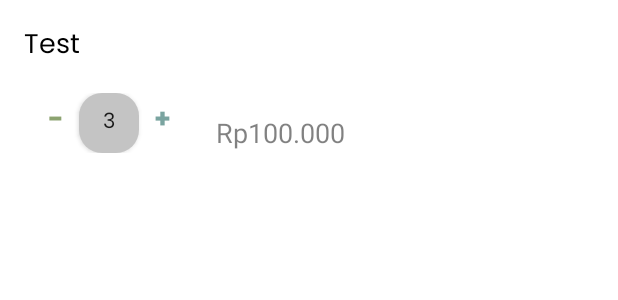
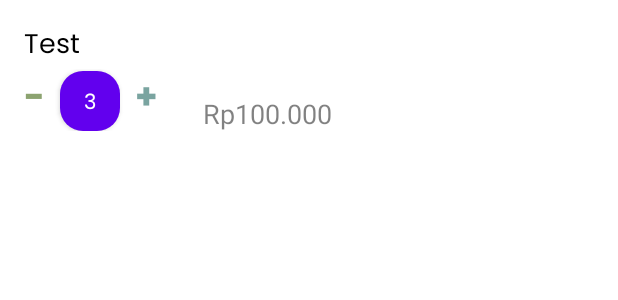
Before and after one commit to fajrulalam/point-of-sales-app, an Android app: the layout list_transaction.xml on its own in the app's theme, with its tools: preview values and no code run, on a phone screen of 412 x 824 dp. Shown: the top 300 px of the screen. Run offline under Robolectric (Android 15) with nearby library versions, the phone set to English and light mode, and no system bars.

Commit message:
version one

```diff
--- a/app/src/main/res/layout/list_transaction.xml
+++ b/app/src/main/res/layout/list_transaction.xml
@@ -22,7 +22,6 @@
         <LinearLayout
             android:layout_width="match_parent"
             android:layout_height="match_parent"
-            android:padding="16dp"
             >
 
             <TextView
@@ -32,9 +31,9 @@
                 android:fontFamily="@font/poppins_bold"
                 android:text="-"
                 android:textColor="#8CA370"
-                android:textSize="18sp"></TextView>
+                android:textSize="24sp"></TextView>
 
-            <androidx.appcompat.widget.AppCompatButton
+            <Button
                 android:id="@+id/quantity"
                 android:layout_width="40dp"
                 android:layout_height="40dp"
@@ -43,7 +42,8 @@
                 android:backgroundTint="#C4C4C4"
                 android:fontFamily="@font/poppins_regular"
                 android:text="3"
-                android:textSize="14sp" />
+                android:textSize="14sp"
+                android:textAlignment="gravity"/>
 
             <TextView
                 android:id="@+id/plusButton"
@@ -53,7 +53,7 @@
                 android:layout_marginLeft="10dp"
                 android:text="+"
                 android:textColor="#B3417E77"
-                android:textSize="18sp" />
+                android:textSize="24sp" />
 
                 <TextView
                     android:id="@+id/subtotalTextView"
```
Also changed, not shown: app/src/main/java/com/example/point_of_sales_app/MainActivity.java (+39 -6 lines).
